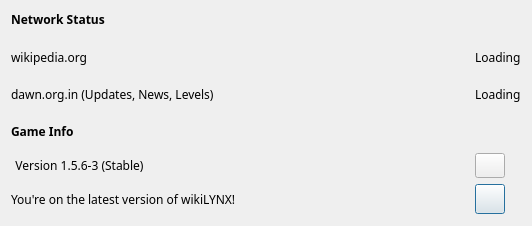
First picture: the form in src/ui/forms/statusoverview.ui, repository flamboyantpenguin/wikilynx, before the edit.
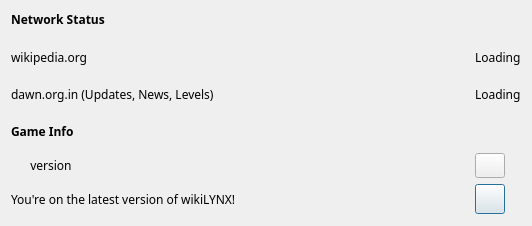
Second picture: the form after the edit. Icons and pictures are not drawn.

Commit message: New Font and Optimizations

Patch:
```diff
--- a/src/ui/forms/statusoverview.ui
+++ b/src/ui/forms/statusoverview.ui
@@ -27,7 +27,7 @@
   </property>
   <property name="font">
    <font>
-    <family>Comfortaa</family>
+    <family>Arvo</family>
     <hintingpreference>PreferNoHinting</hintingpreference>
    </font>
   </property>
@@ -337,8 +337,14 @@
          <verstretch>0</verstretch>
         </sizepolicy>
        </property>
+       <property name="font">
+        <font>
+         <family>Oldenburg</family>
+         <hintingpreference>PreferNoHinting</hintingpreference>
+        </font>
+       </property>
        <property name="text">
-        <string>Version 1.5.6-3 (Stable)</string>
+        <string>version</string>
        </property>
        <property name="flat">
         <bool>true</bool>
```
Left out of the diff: 20 changed lines with no effect on the pictures. The commit also changes 51 other files.
